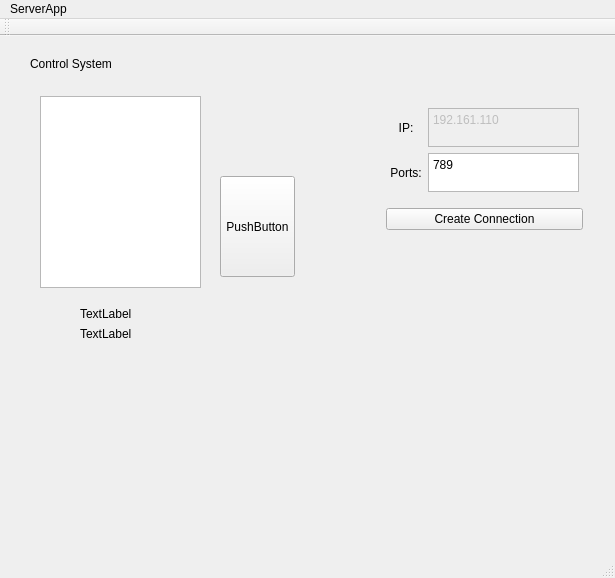
This is mainwindowserver.ui in qtdwzAdam/serverJob as Qt 5 draws it before an edit. The edited form follows.
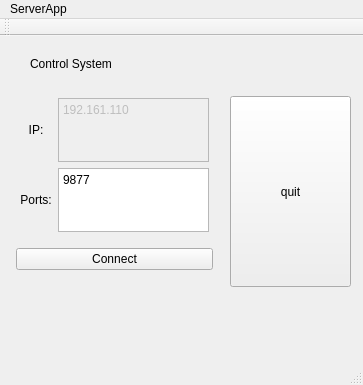
This is the edited form.

Patch:
```diff
--- a/mainwindowserver.ui
+++ b/mainwindowserver.ui
@@ -6,8 +6,8 @@
    <rect>
     <x>0</x>
     <y>0</y>
-    <width>615</width>
-    <height>578</height>
+    <width>363</width>
+    <height>385</height>
    </rect>
   </property>
   <property name="windowTitle">
@@ -27,62 +27,26 @@
      <string>Control System</string>
     </property>
    </widget>
-   <widget class="QListView" name="listView">
-    <property name="geometry">
-     <rect>
-      <x>40</x>
-      <y>60</y>
-      <width>161</width>
-      <height>192</height>
-     </rect>
-    </property>
-   </widget>
    <widget class="QPushButton" name="pushButton">
     <property name="geometry">
      <rect>
-      <x>220</x>
-      <y>140</y>
-      <width>75</width>
-      <height>101</height>
+      <x>230</x>
+      <y>60</y>
+      <width>121</width>
+      <height>191</height>
      </rect>
     </property>
     <property name="text">
-     <string>PushButton</string>
-    </property>
-   </widget>
-   <widget class="QLabel" name="result123">
-    <property name="geometry">
-     <rect>
-      <x>80</x>
-      <y>270</y>
-      <width>111</width>
-      <height>16</height>
-     </rect>
-    </property>
-    <property name="text">
-     <string>TextLabel</string>
-    </property>
-   </widget>
-   <widget class="QLabel" name="result1">
-    <property name="geometry">
-     <rect>
-      <x>80</x>
-      <y>290</y>
-      <width>111</width>
-      <height>16</height>
-     </rect>
-    </property>
-    <property name="text">
-     <string>TextLabel</string>
+     <string>quit</string>
     </property>
    </widget>
    <widget class="QWidget" name="verticalLayoutWidget">
     <property name="geometry">
      <rect>
-      <x>380</x>
-      <y>60</y>
+      <x>10</x>
+      <y>50</y>
       <width>210</width>
-      <height>141</height>
+      <height>191</height>
      </rect>
     </property>
     <layout class="QVBoxLayout" name="verticalLayout" stretch="0,0">
@@ -135,7 +99,7 @@
 &lt;html&gt;&lt;head&gt;&lt;meta name=&quot;qrichtext&quot; content=&quot;1&quot; /&gt;&lt;style type=&quot;text/css&quot;&gt;
 p, li { white-space: pre-wrap; }
 &lt;/style&gt;&lt;/head&gt;&lt;body style=&quot; font-family:'SimSun'; font-size:9pt; font-weight:400; font-style:normal;&quot;&gt;
-&lt;p style=&quot; margin-top:0px; margin-bottom:0px; margin-left:0px; margin-right:0px; -qt-block-indent:0; text-indent:0px;&quot;&gt;789&lt;/p&gt;&lt;/body&gt;&lt;/html&gt;</string>
+&lt;p style=&quot; margin-top:0px; margin-bottom:0px; margin-left:0px; margin-right:0px; -qt-block-indent:0; text-indent:0px;&quot;&gt;9877&lt;/p&gt;&lt;/body&gt;&lt;/html&gt;</string>
          </property>
         </widget>
        </item>
@@ -168,7 +132,7 @@
      <item>
       <widget class="QPushButton" name="serverON_OFF">
        <property name="text">
-        <string>Create Connection</string>
+        <string>Connect</string>
        </property>
       </widget>
      </item>
@@ -189,8 +153,8 @@
     <rect>
      <x>0</x>
      <y>0</y>
-     <width>615</width>
-     <height>26</height>
+     <width>363</width>
+     <height>23</height>
     </rect>
    </property>
    <widget class="QMenu" name="menuServerApp">
```
Left out of the diff: 18 changed lines with no effect on the pictures.
